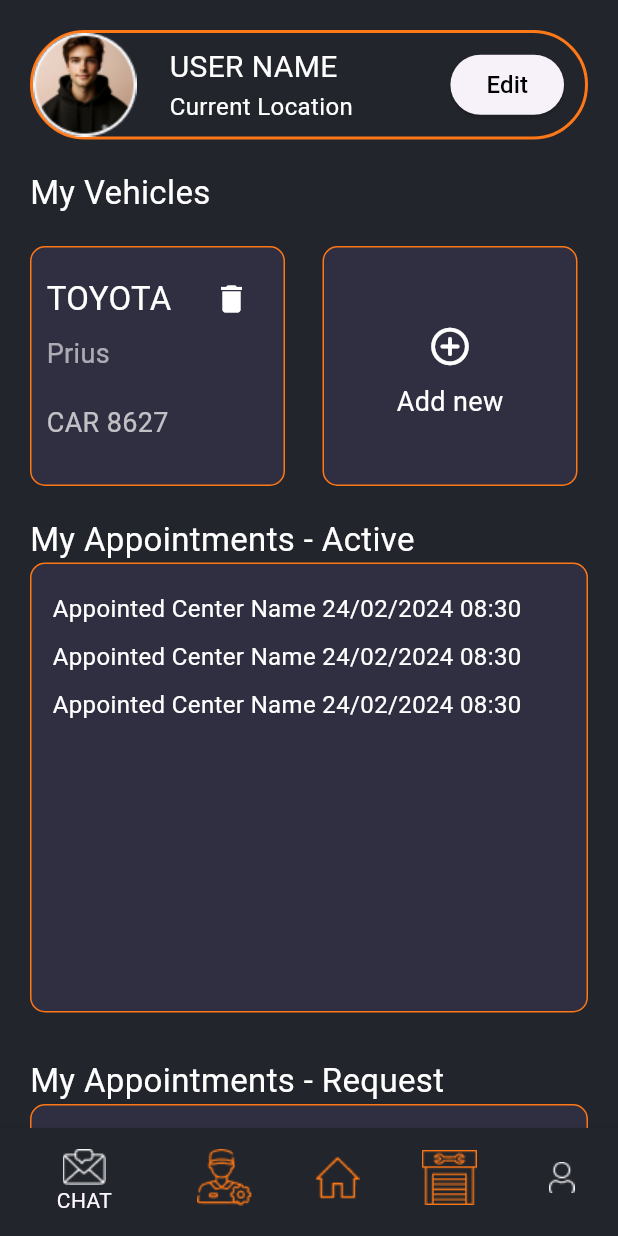
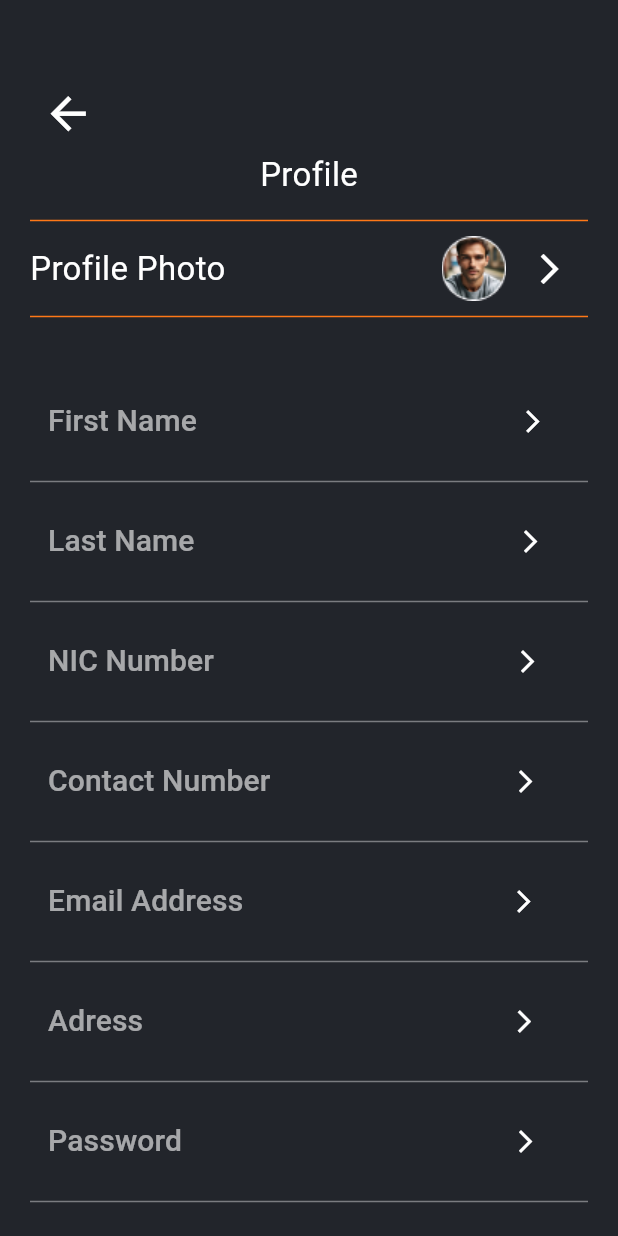
Before and after one commit to sudeepa99/Carex_App, a Flutter app: the screen it shows after launch, on a phone screen of 412 x 824 dp. Run offline on Flutter 3.47's test engine with Material 3 defaults, Android fonts, the phone set to English and light mode, and no system bars; our stand-ins replace lottie; missing offline and left inert: dart:ffi.

Commit message:
Added user profile

```diff
--- a/lib/main.dart
+++ b/lib/main.dart
@@ -10,6 +10,7 @@ import 'package:carex/signup_page.dart';
 import 'package:carex/center.dart';
 import 'package:carex/tyre_center.dart';
 import 'package:carex/tyre_centre_profile.dart';
+import 'package:carex/user_profile.dart';
 import 'package:flutter/material.dart';
 
 void main() {
@@ -28,7 +29,7 @@ class MyApp extends StatelessWidget {
         colorScheme: ColorScheme.fromSeed(seedColor: Colors.deepPurple),
         useMaterial3: true,
       ),
-      home: ProfileScreen(),
+      home: const UserProfile(),
     );
   }
 }
--- /dev/null
+++ b/lib/user_profile.dart
@@ -0,0 +1,298 @@
+import 'package:flutter/cupertino.dart';
+import 'package:flutter/material.dart';
+
+class UserProfile extends StatelessWidget {
+  const UserProfile({super.key});
+
+  @override
+  Widget build(BuildContext context) {
+    return MaterialApp(
+      home: Scaffold(
+        body: SingleChildScrollView(
+          child: Container(
+            padding: const EdgeInsets.fromLTRB(20.0, 20.0, 20.0, 0.0),
+            color: const Color(0XFF22252B),
+            height: MediaQuery.of(context).size.height,
+            width: MediaQuery.of(context).size.width,
+            child: SingleChildScrollView(
+              child: Column(
+                crossAxisAlignment: CrossAxisAlignment.start,
+                children: [
+                  Padding(
+                    padding: const EdgeInsets.only(top: 30),
+                    child: IconButton(
+                      icon: const Icon(Icons.arrow_back),
+                      color: Colors.white,
+                      iconSize: 35,
+                      onPressed: () {},
+                    ),
+                  ),
+                  const Center(
+                    child: Text(
+                      "Profile",
+                      style: TextStyle(fontSize: 22, color: Colors.white),
+                    ),
+                  ),
+                  const SizedBox(
+                    height: 7,
+                  ),
+                  const Divider(
+                    color: Color(0xFFFF7817),
+                  ),
+                  Row(
+                    children: [
+                      const Text(
+                        "Profile Photo",
+                        style: TextStyle(fontSize: 22, color: Colors.white),
+                      ),
+                      const SizedBox(
+                        width: 144,
+                      ),
+                      InkWell(
+                        child: Image.asset("assets/Ellipse 36.png"),
+                        onTap: () {},
+                      ),
+                      const SizedBox(
+                        width: 5,
+                      ),
+                      IconButton(
+                        onPressed: () {},
+                        icon: const Icon(
+                          Icons.arrow_forward_ios,
+                          color: Colors.white,
+                        ),
+                      ),
+                    ],
+                  ),
+                  const Divider(
+                    color: Color(0xFFFF7817),
+                  ),
+                  const SizedBox(
+                    height: 30,
+                  ),
+                  TextButton(
+                    onPressed: () {},
+                    style: ButtonStyle(
+                        backgroundColor: MaterialStateProperty.all<Color>(
+                      const Color(0XFF22252B),
+                    )),
+                    child: Row(
+                      mainAxisAlignment: MainAxisAlignment.start,
+                      children: [
+                        Text(
+                          "First Name",
+                          style: TextStyle(
+                              color: Colors.white.withOpacity(0.6),
+                              fontSize: 20),
+                        ),
+                        const SizedBox(
+                          width: 200,
+                        ),
+                        IconButton(
+                          onPressed: () {},
+                          icon: const Icon(
+                            Icons.arrow_forward_ios,
+                            color: Colors.white,
+                          ),
+                        ),
+                      ],
+                    ),
+                  ),
+                  Divider(
+                    color: Colors.white.withOpacity(0.4),
+                  ),
+                  TextButton(
+                    onPressed: () {},
+                    style: ButtonStyle(
+                        backgroundColor: MaterialStateProperty.all<Color>(
+                      const Color(0XFF22252B),
+                    )),
+                    child: Row(
+                      mainAxisAlignment: MainAxisAlignment.start,
+                      children: [
+                        Text(
+                          "Last Name",
+                          style: TextStyle(
+                              color: Colors.white.withOpacity(0.6),
+                              fontSize: 20),
+                        ),
+                        const SizedBox(
+                          width: 200,
+                        ),
+                        IconButton(
+                          onPressed: () {},
+                          icon: const Icon(
+                            Icons.arrow_forward_ios,
+                            color: Colors.white,
+                          ),
+                        ),
+                      ],
+                    ),
+                  ),
+                  Divider(
+                    color: Colors.white.withOpacity(0.4),
+                  ),
+                  TextButton(
+                    onPressed: () {},
+                    style: ButtonStyle(
+                        backgroundColor: MaterialStateProperty.all<Color>(
+                      const Color(0XFF22252B),
+                    )),
+                    child: Row(
+                      mainAxisAlignment: MainAxisAlignment.start,
+                      children: [
+                        Text(
+                          "NIC Number",
+                          style: TextStyle(
+                              color: Colors.white.withOpacity(0.6),
+                              fontSize: 20),
+                        ),
+                        const SizedBox(
+                          width: 185,
+                        ),
+                        IconButton(
+                          onPressed: () {},
+                          icon: const Icon(
+                            Icons.arrow_forward_ios,
+                            color: Colors.white,
+                          ),
+                        ),
+                      ],
+                    ),
+                  ),
+                  Divider(
+                    color: Colors.white.withOpacity(0.4),
+                  ),
+                  TextButton(
+                    onPressed: () {},
+                    style: ButtonStyle(
+                        backgroundColor: MaterialStateProperty.all<Color>(
+                      const Color(0XFF22252B),
+                    )),
+                    child: Row(
+                      mainAxisAlignment: MainAxisAlignment.start,
+                      children: [
+                        Text(
+                          "Contact Number",
+                          style: TextStyle(
+                              color: Colors.white.withOpacity(0.6),
+                              fontSize: 20),
+                        ),
+                        const SizedBox(
+                          width: 146,
+                        ),
+                        IconButton(
+                          onPressed: () {},
+                          icon: const Icon(
+                            Icons.arrow_forward_ios,
+                            color: Colors.white,
+                          ),
+                        ),
+                      ],
+                    ),
+                  ),
+                  Divider(
+                    color: Colors.white.withOpacity(0.4),
+                  ),
+                  TextButton(
+                    onPressed: () {},
+                    style: ButtonStyle(
+                        backgroundColor: MaterialStateProperty.all<Color>(
+                      const Color(0XFF22252B),
+                    )),
+                    child: Row(
+                      mainAxisAlignment: MainAxisAlignment.start,
+                      children: [
+                        Text(
+                          "Email Address",
+                          style: TextStyle(
+                              color: Colors.white.withOpacity(0.6),
+                              fontSize: 20),
+                        ),
+                        const SizedBox(
+                          width: 163,
+                        ),
+                        IconButton(
+                          onPressed: () {},
+                          icon: const Icon(
+                            Icons.arrow_forward_ios,
+                            color: Colors.white,
+                          ),
+                        ),
+                      ],
+                    ),
+                  ),
+                  Divider(
+                    color: Colors.white.withOpacity(0.4),
+                  ),
+                  TextButton(
+                    onPressed: () {},
+                    style: ButtonStyle(
+                        backgroundColor: MaterialStateProperty.all<Color>(
+                      const Color(0XFF22252B),
+                    )),
+                    child: Row(
+                      mainAxisAlignment: MainAxisAlignment.start,
+                      children: [
+                        Text(
+                          "Adress",
+                          style: TextStyle(
+                              color: Colors.white.withOpacity(0.6),
+                              fontSize: 20),
+                        ),
+                        const SizedBox(
+                          width: 230,
+                        ),
+                        IconButton(
+                          onPressed: () {},
+                          icon: const Icon(
+                            Icons.arrow_forward_ios,
+                            color: Colors.white,
+                          ),
+                        ),
+                      ],
+                    ),
+                  ),
+                  Divider(
+                    color: Colors.white.withOpacity(0.4),
+                  ),
+                  TextButton(
+                    onPressed: () {},
+                    style: ButtonStyle(
+                        backgroundColor: MaterialStateProperty.all<Color>(
+                      const Color(0XFF22252B),
+                    )),
+                    child: Row(
+                      mainAxisAlignment: MainAxisAlignment.start,
+                      children: [
+                        Text(
+                          "Password",
+                          style: TextStyle(
+                              color: Colors.white.withOpacity(0.6),
+                              fontSize: 20),
+                        ),
+                        const SizedBox(
+                          width: 205,
+                        ),
+                        IconButton(
+                          onPressed: () {},
+                          icon: const Icon(
+                            Icons.arrow_forward_ios,
+                            color: Colors.white,
+                          ),
+                        ),
+                      ],
+                    ),
+                  ),
+                  Divider(
+                    color: Colors.white.withOpacity(0.4),
+                  ),
+                ],
+              ),
+            ),
+          ),
+        ),
+      ),
+    );
+  }
+}
--- a/pubspec.yaml
+++ b/pubspec.yaml
@@ -87,6 +87,7 @@ flutter:
   - assets/Ellipse 35.png
   - assets/bodywash_photo.png
   - assets/animations/Animation - 1704549915037.json
+  - assets/Ellipse 36.png
 
 
 
```
Also changed, not shown: assets/Ellipse 36.png (added).
